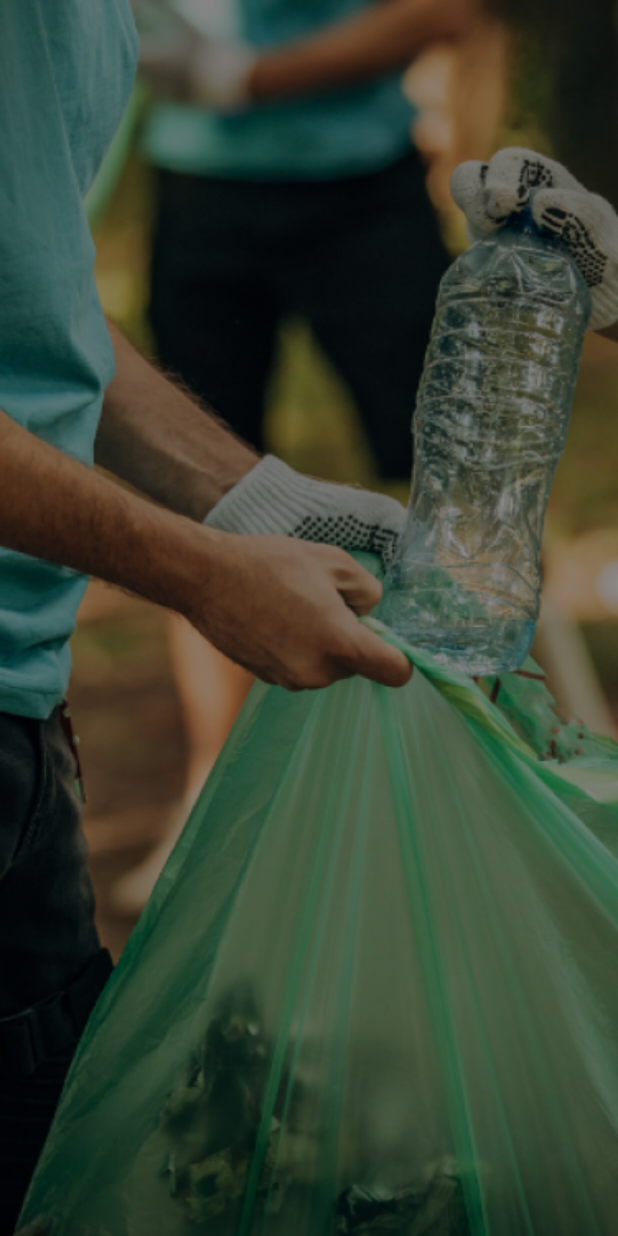
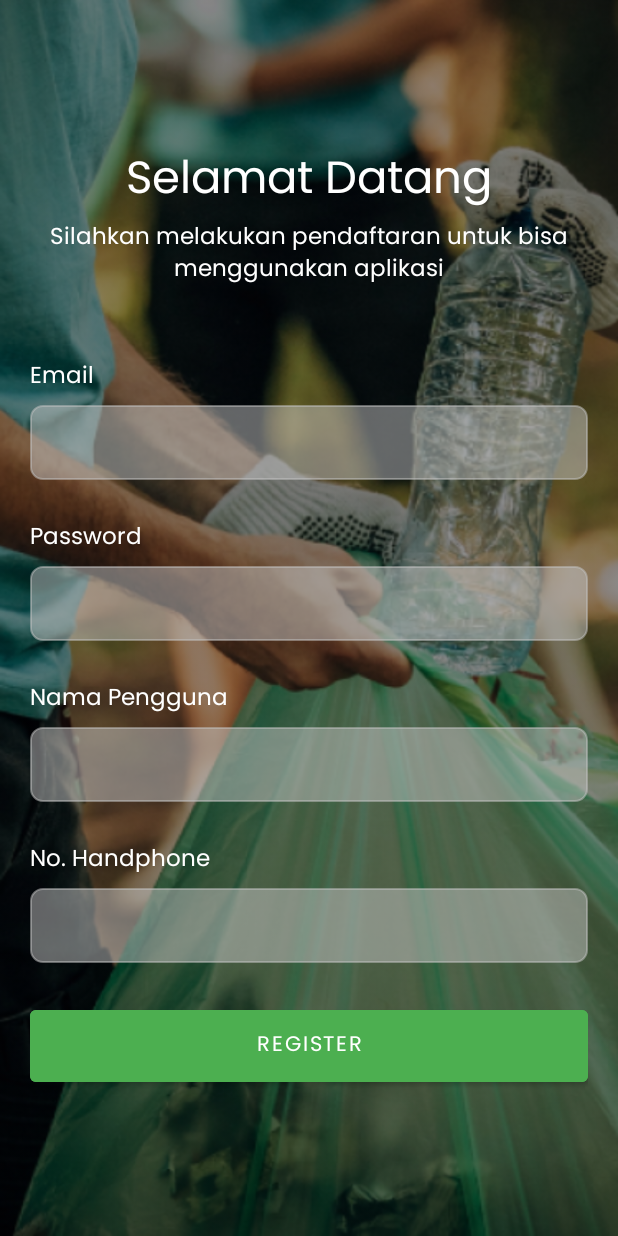
Before and after one commit to prasetya4di/MyBankSampah, an Android app: the layout activity_register.xml on its own in the app's theme, with its tools: preview values and no code run, on a phone screen of 412 x 824 dp. Run offline under Robolectric (Android 15) with nearby library versions, the phone set to English and light mode, and no system bars.

Commit message:
update register view

```diff
--- a/app/src/main/res/layout/activity_login.xml
+++ b/app/src/main/res/layout/activity_login.xml
@@ -66,6 +66,7 @@
             android:inputType="textPassword" />
 
         <Button
+            android:id="@+id/btnLogin"
             android:layout_width="match_parent"
             android:layout_height="60dp"
             android:layout_marginTop="25dp"
@@ -105,5 +106,13 @@
             android:id="@+id/signInGoogleBtn"
             android:layout_width="match_parent"
             android:layout_height="wrap_content" />
+
+        <Button
+            android:id="@+id/btnRegister"
+            android:layout_width="match_parent"
+            android:layout_height="60dp"
+            android:backgroundTint="@color/colorPrimary"
+            android:text="@string/txt_register" />
+
     </LinearLayout>
 </androidx.constraintlayout.widget.ConstraintLayout>
--- a/app/src/main/res/layout/activity_register.xml
+++ b/app/src/main/res/layout/activity_register.xml
@@ -3,9 +3,106 @@
     xmlns:tools="http://schemas.android.com/tools"
     android:layout_width="match_parent"
     android:layout_height="match_parent"
+    xmlns:app="http://schemas.android.com/apk/res-auto"
     android:background="@drawable/auth_bg"
     android:backgroundTint="#6F000000"
     android:backgroundTintMode="src_over"
     tools:context=".view.register.RegisterActivity">
 
+    <LinearLayout
+        android:layout_width="wrap_content"
+        android:layout_height="wrap_content"
+        android:gravity="center"
+        android:orientation="vertical"
+        android:padding="20dp"
+        app:layout_constraintBottom_toBottomOf="parent"
+        app:layout_constraintLeft_toLeftOf="parent"
+        app:layout_constraintRight_toRightOf="parent"
+        app:layout_constraintTop_toTopOf="parent">
+
+        <TextView
+            android:layout_width="wrap_content"
+            android:layout_height="wrap_content"
+            android:text="@string/txt_welcome"
+            android:textColor="@color/white"
+            android:textSize="30sp" />
+
+        <TextView
+            android:layout_width="wrap_content"
+            android:layout_height="wrap_content"
+            android:text="@string/txt_please_register"
+            android:textAlignment="center"
+            android:textColor="@color/white"
+            android:textSize="15sp" />
+
+        <TextView
+            android:layout_width="match_parent"
+            android:layout_height="wrap_content"
+            android:layout_marginTop="45dp"
+            android:text="@string/label_email"
+            android:textColor="@color/white"
+            android:textSize="15sp" />
+
+        <EditText
+            android:id="@+id/etEmail"
+            android:layout_width="match_parent"
+            android:layout_height="50dp"
+            android:layout_marginTop="5dp"
+            android:background="@drawable/auth_text_border" />
+
+        <TextView
+            android:layout_width="match_parent"
+            android:layout_height="wrap_content"
+            android:layout_marginTop="26dp"
+            android:text="@string/label_password"
+            android:textColor="@color/white"
+            android:textSize="15sp" />
+
+        <EditText
+            android:id="@+id/etPassword"
+            android:layout_width="match_parent"
+            android:layout_height="50dp"
+            android:layout_marginTop="5dp"
+            android:background="@drawable/auth_text_border"
+            android:inputType="textPassword" />
+
+        <TextView
+            android:layout_width="match_parent"
+            android:layout_height="wrap_content"
+            android:layout_marginTop="26dp"
+            android:text="@string/label_username"
+            android:textColor="@color/white"
+            android:textSize="15sp" />
+
+        <EditText
+            android:id="@+id/etName"
+            android:layout_width="match_parent"
+            android:layout_height="50dp"
+            android:layout_marginTop="5dp"
+            android:background="@drawable/auth_text_border" />
+
+        <TextView
+            android:layout_width="match_parent"
+            android:layout_height="wrap_content"
+            android:layout_marginTop="26dp"
+            android:text="@string/label_phone_number"
+            android:textColor="@color/white"
+            android:textSize="15sp" />
+
+        <EditText
+            android:id="@+id/etPhoneNumber"
+            android:layout_width="match_parent"
+            android:layout_height="50dp"
+            android:layout_marginTop="5dp"
+            android:background="@drawable/auth_text_border"
+            android:inputType="phone" />
+
+        <Button
+            android:layout_width="match_parent"
+            android:layout_height="60dp"
+            android:layout_marginTop="25dp"
+            android:backgroundTint="@color/colorPrimary"
+            android:text="@string/txt_register" />
+    </LinearLayout>
+
 </androidx.constraintlayout.widget.ConstraintLayout>
--- a/app/src/main/res/values/strings.xml
+++ b/app/src/main/res/values/strings.xml
@@ -34,6 +34,9 @@
     <string name="label_password">Password</string>
     <string name="txt_login">Login</string>
     <string name="txt_login_with">Or Login With</string>
+    <string name="txt_please_register">Silahkan melakukan pendaftaran untuk bisa menggunakan aplikasi</string>
+    <string name="txt_register">Register</string>
+    <string name="label_phone_number">No. Handphone</string>
     <string-array name="sampah_category">
         <item>Plastik</item>
         <item>Logam</item>
```
